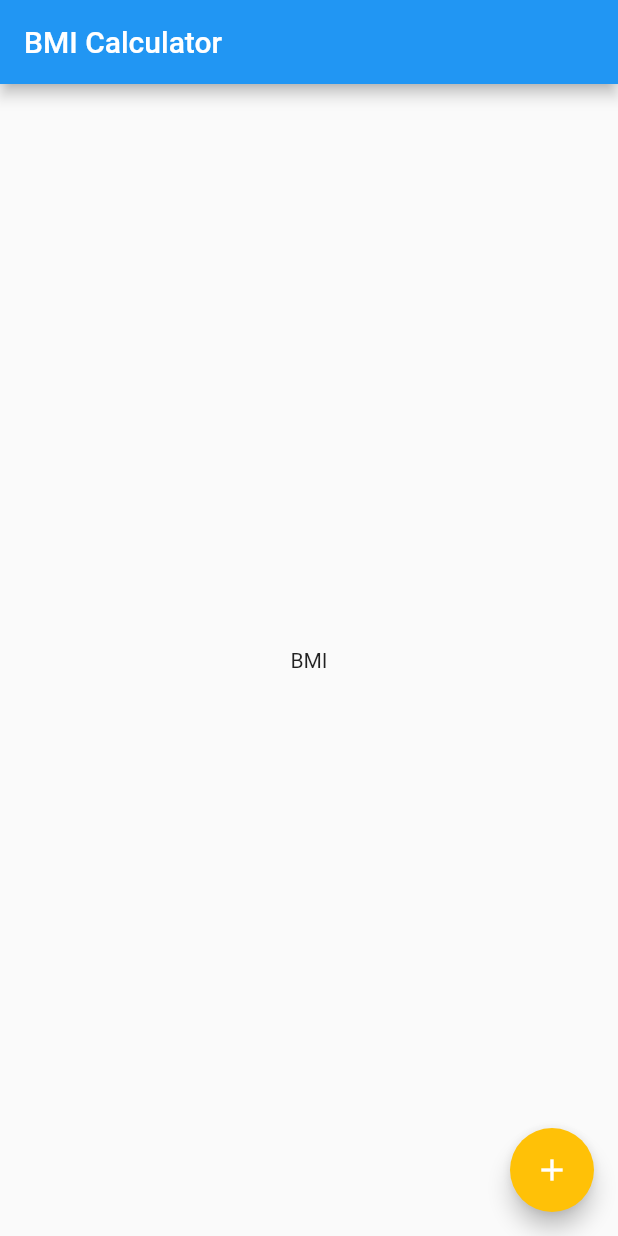
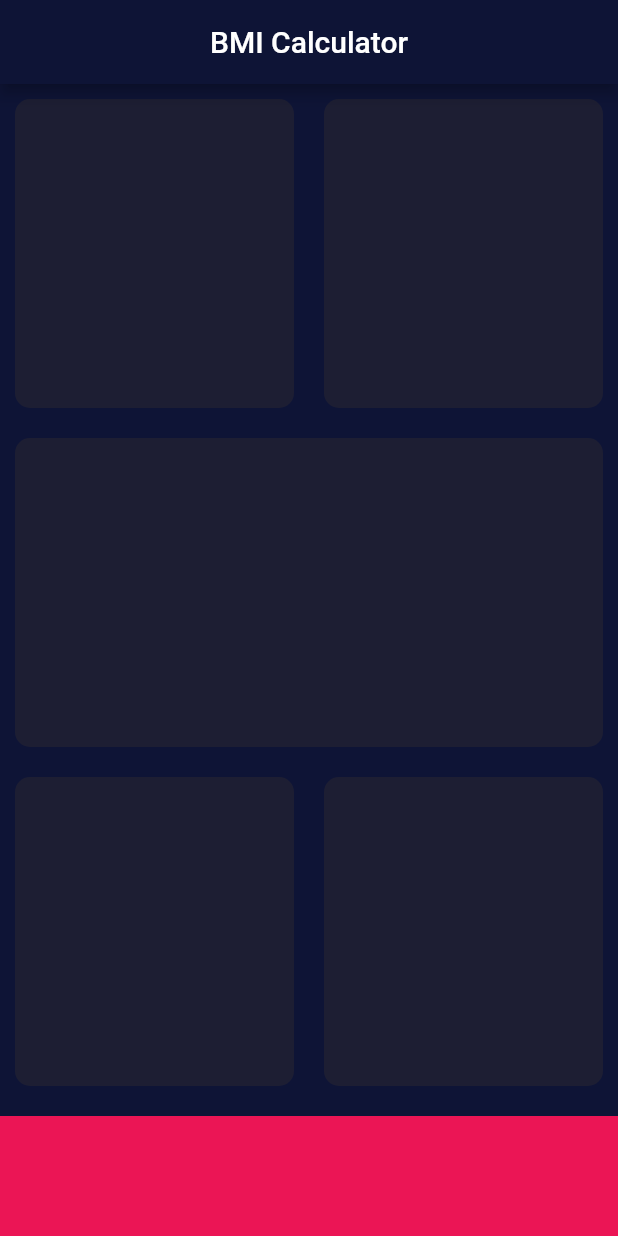
Before and after one commit to NegusNati/bmi_calaculator, a Flutter app: the screen it shows after launch, on a phone screen of 412 x 824 dp. Run offline on Flutter 3.47's test engine with Material 2 defaults, Android fonts, the phone set to English and light mode, and no system bars.

Commit message:
input_page layout

```diff
--- /dev/null
+++ b/lib/input_page.dart
@@ -0,0 +1,84 @@
+import 'package:flutter/material.dart';
+
+const bottomContainerHight = 80.0;
+const Color reusableCradColor = Color(0xFF1D1E33);
+const Color bottomContainerColor = Color(0xFFEb1555);
+const Color scaffoldBackgroundColor = Color(0xFF0E1436);
+
+class InputPage extends StatefulWidget {
+  InputPage({Key? key}) : super(key: key);
+
+  @override
+  State<InputPage> createState() => _InputPageState();
+}
+
+class _InputPageState extends State<InputPage> {
+  @override
+  Widget build(BuildContext context) {
+    return Scaffold(
+      appBar: AppBar(
+        backgroundColor: scaffoldBackgroundColor,
+        title: const Center(
+          child: Text('BMI Calculator'),
+        ),
+      ),
+      body: Column(
+        children: [
+          Expanded(
+            child: Row(
+              children: [
+                Expanded(
+                  child: ReusableCard(colour: reusableCradColor),
+                ),
+                Expanded(
+                  child: ReusableCard(colour: reusableCradColor),
+                ),
+              ],
+            ),
+          ),
+          Expanded(
+            child: Expanded(
+              child: ReusableCard(colour: reusableCradColor),
+            ),
+          ),
+          Expanded(
+            child: Row(
+              children: [
+                Expanded(
+                  child: ReusableCard(colour: reusableCradColor),
+                ),
+                Expanded(
+                  child: ReusableCard(colour: reusableCradColor),
+                ),
+              ],
+            ),
+          ),
+          Container(
+            margin: const EdgeInsets.only(top: 10.0),
+            color: bottomContainerColor,
+            height: bottomContainerHight,
+            width: double.infinity,
+          ),
+        ],
+      ),
+    );
+  }
+}
+
+class ReusableCard extends StatelessWidget {
+  // ignore: use_key_in_widget_constructors
+  ReusableCard({required this.colour});
+
+  Color colour;
+
+  @override
+  Widget build(BuildContext context) {
+    return Container(
+      margin: EdgeInsets.all(10.0),
+      decoration: BoxDecoration(
+        color: colour,
+        borderRadius: BorderRadius.circular(10.0),
+      ),
+    );
+  }
+}
--- a/lib/main.dart
+++ b/lib/main.dart
@@ -1,4 +1,6 @@
 import 'package:flutter/material.dart';
+import 'input_page.dart';
+
 
 void main() {
   runApp(const MyApp());
@@ -10,31 +12,13 @@ class MyApp extends StatelessWidget {
   @override
   Widget build(BuildContext context) {
     return MaterialApp(
+
+      theme: ThemeData.dark().copyWith(
+
+        primaryColor: Color(0xFF0E1436),
+        scaffoldBackgroundColor: Color(0xFF0E1436),
+      ),
       home: InputPage(),
     );
   }
 }
-class InputPage extends StatefulWidget {
-  InputPage({Key? key}) : super(key: key);
-
-  @override
-  State<InputPage> createState() => _InputPageState();
-}
-
-class _InputPageState extends State<InputPage> {
-  @override
-  Widget build(BuildContext context) {
-    return Scaffold(
-      appBar: AppBar(
-      title: Text('BMI Calculator'),
-      ),
-      body: Center(
-        child: Text('BMI'),
-      ),
-      floatingActionButton: FloatingActionButton(
-        onPressed: (){},
-        child: Icon(Icons.add),
-        backgroundColor: Colors.amber),
-    );
-  }
-}
```
